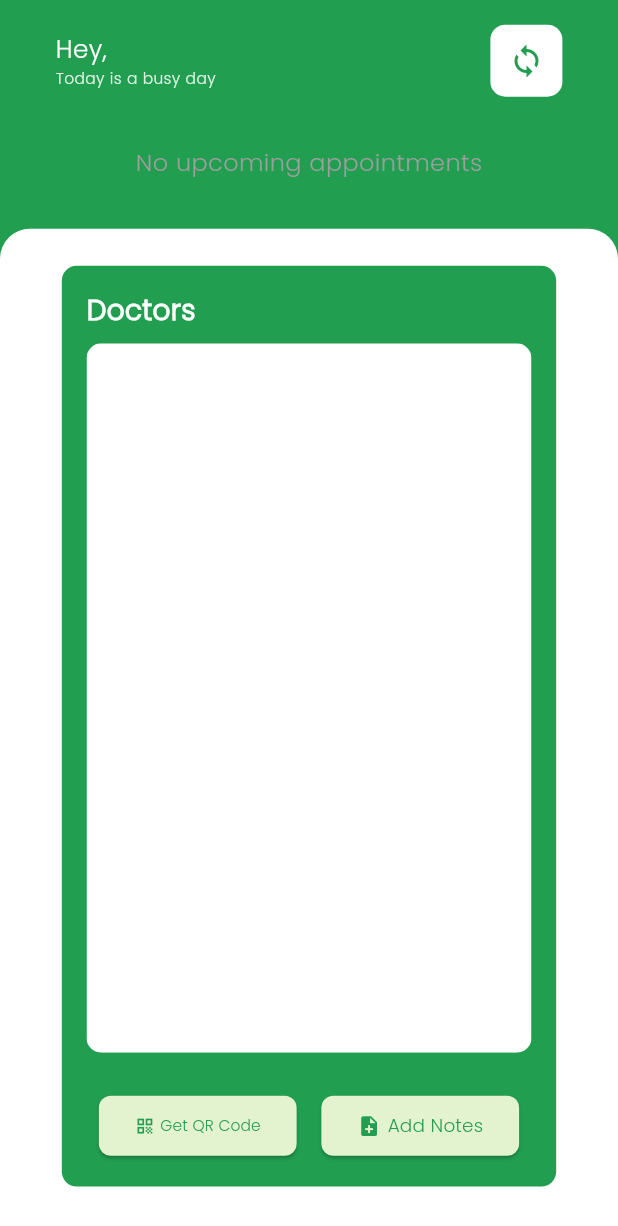
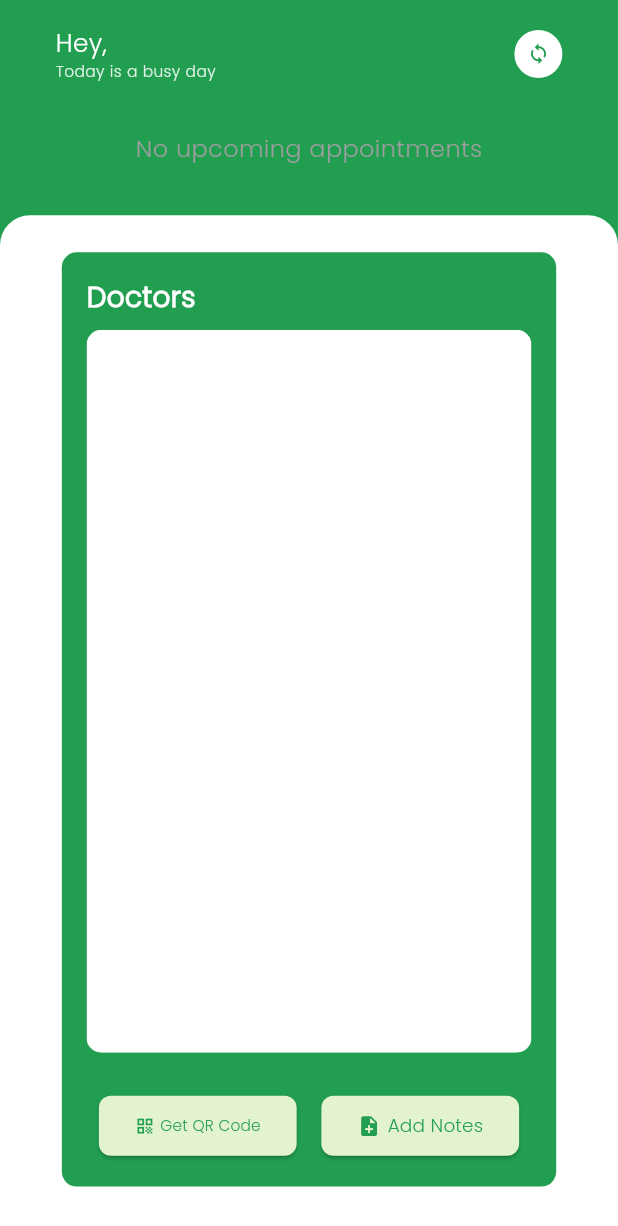
Before and after one commit to zeus0204/patient_app, a Flutter app: the Dashboard screen opened directly, on a phone screen of 412 x 824 dp. Shown: the top 1226 px of the screen. Run offline on Flutter 3.47's test engine with Material 3 defaults, Android fonts, the phone set to English and light mode, and no system bars; our stand-ins replace cloud_firestore, firebase_auth, firebase_core, flutter_carousel_widget, google_fonts, image_picker and 3 more; accounts and stored records are empty; project files that could hold a hidden picture were left out.

Commit message:
create rotate sync button

```diff
--- a/lib/Pages/Home/dashboard.dart
+++ b/lib/Pages/Home/dashboard.dart
@@ -17,7 +17,7 @@ class Dashboard extends StatefulWidget {
   State<Dashboard> createState() => _DashboardState();
 }
 
-class _DashboardState extends State<Dashboard> {
+class _DashboardState extends State<Dashboard> with SingleTickerProviderStateMixin {
   List<Map<String, dynamic>>? _medicalHistory = [];
   String? _fullName;
   String? _phoneNumber;
@@ -26,6 +26,25 @@ class _DashboardState extends State<Dashboard> {
   String? _dateOfBirth;
   String? _email;
   bool _isLoading = false;
+  late AnimationController _animationController;
+
+  @override
+  void initState() {
+    super.initState();
+    _loadUserData();
+    _fetchDoctors();
+
+    _animationController = AnimationController(
+      duration: const Duration(seconds: 1, milliseconds: 500), // 1.5 seconds duration
+      vsync: this,
+    );
+  }
+
+  @override
+  void dispose() {
+    _animationController.dispose(); // Dispose the controller when not needed
+    super.dispose();
+  }
 
   final Map<String, dynamic> user = {
     'name': '',
@@ -36,12 +55,13 @@ class _DashboardState extends State<Dashboard> {
     setState(() {
       _isLoading = true;
     });
-
+    _animationController.repeat();
     Timer(Duration(seconds: 1, milliseconds: 500), () {
       setState(() {
         _isLoading = false;
       });
       _showSuccessMessage();
+      _animationController.stop();
     });
   }
 
@@ -145,12 +165,7 @@ class _DashboardState extends State<Dashboard> {
     return DateFormat('h:mm a').format(time);
   }
 
-  @override
-  void initState() {
-    super.initState();
-    _loadUserData();
-    _fetchDoctors();
-  }
+
 
   Future<void> _fetchDoctors() async {
     try {
@@ -315,22 +330,21 @@ class _DashboardState extends State<Dashboard> {
                       margin: EdgeInsets.only(right: size.width * 0.05),
                       decoration: BoxDecoration(
                         color: Colors.white,
-                        borderRadius: BorderRadius.circular(10),
+                        borderRadius: BorderRadius.circular(50),
                       ),
                       child: SizedBox(
-                        width: 48, // Fixed width
-                        height: 48, // Fixed height
+                        width: 32, // Fixed width
+                        height: 32, // Fixed height
                         child: IconButton(
-                          iconSize: 24, // Ensures icon size doesn't change
+                          iconSize: 15, // Ensures icon size doesn't change
                           padding: EdgeInsets.zero, // Removes extra padding
-                          icon: _isLoading
-                              ? const CircularProgressIndicator(
-                                  valueColor: AlwaysStoppedAnimation<Color>(
-                                    Color.fromRGBO(33, 158, 80, 1),
-                                  ),
-                                  strokeWidth: 2.0,
-                                )
-                              : const Icon(Icons.sync, color: Color.fromRGBO(33, 158, 80, 1)),
+                          icon: RotationTransition(
+                            turns: _animationController,
+                            child: const Icon(
+                              Icons.sync,
+                              color: Color.fromRGBO(33, 158, 80, 1),
+                            ),
+                          ),
                           onPressed: _isLoading ? null : _onButtonPressed,
                         ),
                       ),
```
